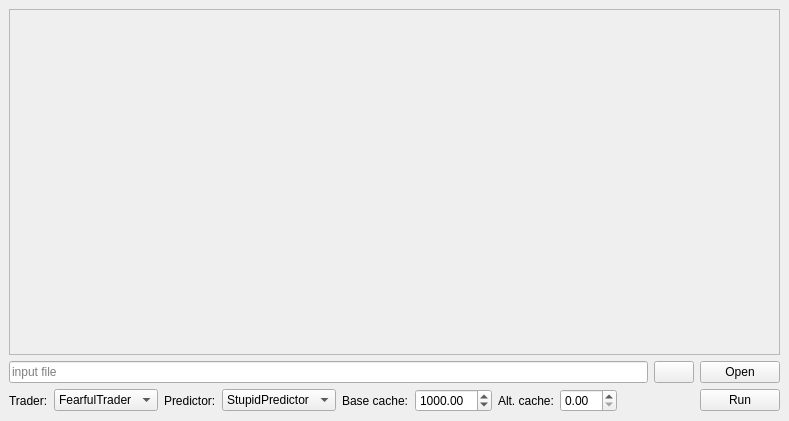
Above: game_window.ui from Kamikadze4GAME/cosuha_new before the change. Below: the same form after it.
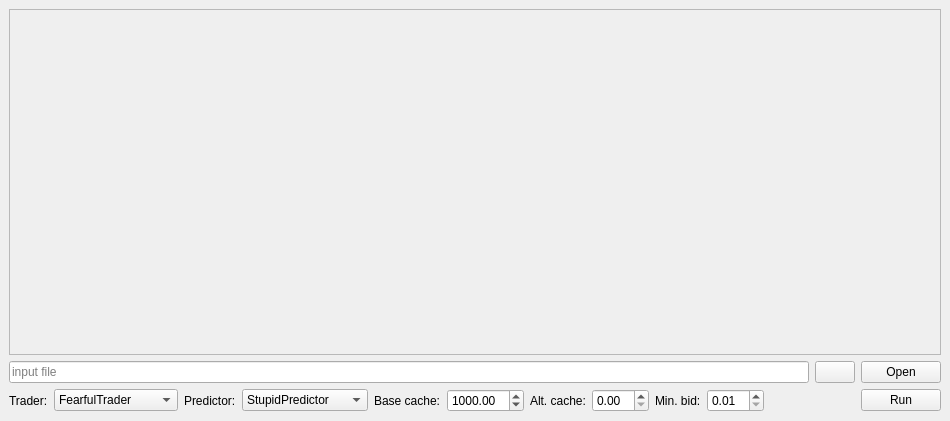
That is the form after the change. Icons and pictures are not drawn.

Commit message: Added FearfulTrader and StupidPredictor to the game.

Patch:
```diff
--- a/game_window.ui
+++ b/game_window.ui
@@ -6,7 +6,7 @@
    <rect>
     <x>0</x>
     <y>0</y>
-    <width>789</width>
+    <width>950</width>
     <height>421</height>
    </rect>
   </property>
@@ -113,6 +113,11 @@
             <string>FearfulTrader</string>
            </property>
           </item>
+          <item>
+           <property name="text">
+            <string>MartingaleTrader</string>
+           </property>
+          </item>
          </widget>
         </item>
         <item>
@@ -135,6 +140,11 @@
             <string>StupidPredictor</string>
            </property>
           </item>
+          <item>
+           <property name="text">
+            <string>RandomPredictor</string>
+           </property>
+          </item>
          </widget>
         </item>
         <item>
@@ -167,6 +177,26 @@
         <item>
          <widget class="QDoubleSpinBox" name="altcache_spin"/>
         </item>
+        <item>
+         <widget class="QLabel" name="label_5">
+          <property name="text">
+           <string>Min. bid:</string>
+          </property>
+         </widget>
+        </item>
+        <item>
+         <widget class="QDoubleSpinBox" name="min_bid_spin">
+          <property name="minimum">
+           <double>0.010000000000000</double>
+          </property>
+          <property name="singleStep">
+           <double>0.010000000000000</double>
+          </property>
+          <property name="value">
+           <double>0.010000000000000</double>
+          </property>
+         </widget>
+        </item>
         <item>
          <spacer name="horizontalSpacer">
           <property name="orientation">
```
The commit also changes 1 other file.
